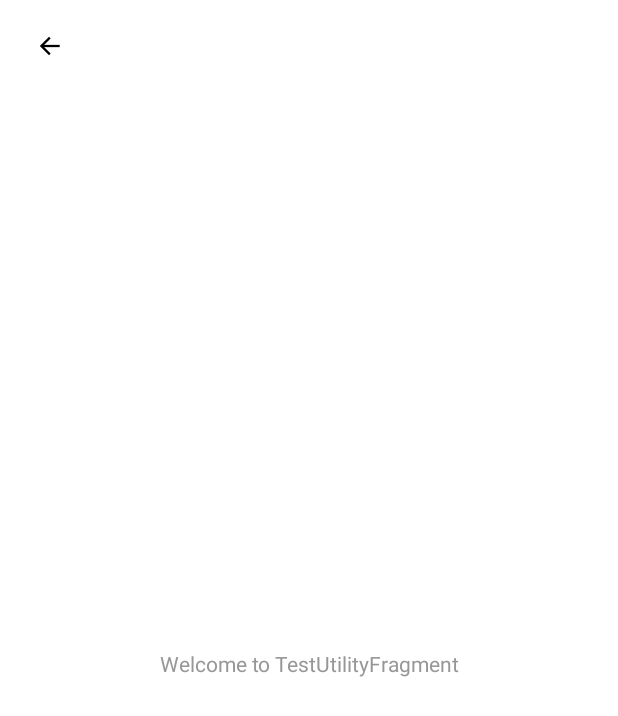
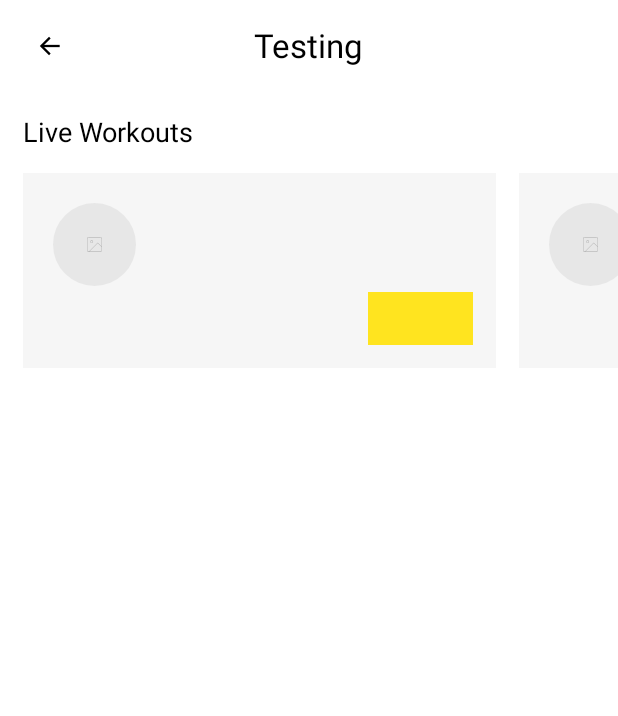
Before and after one commit to hyfn/trx-consumer-android, an Android app: the layout fragment_test_utility.xml on its own in the app's theme, with its tools: preview values and no code run, on a phone screen of 412 x 824 dp. Shown: the top 716 px of the screen. Run offline under Robolectric (Android 15) with nearby library versions, the phone set to English and light mode, and no system bars.

Commit message:
Display live workouts in test utility

```diff
--- a/app/src/main/java/com/trx/consumer/core/MainActivity.kt
+++ b/app/src/main/java/com/trx/consumer/core/MainActivity.kt
@@ -17,6 +17,6 @@ class MainActivity : AppCompatActivity() {
 
     private fun start() {
         findViewById<BottomNavigationView>(R.id.tabBar).itemIconTintList = null
-        NavigationManager.shared.launch(this, false)
+        NavigationManager.shared.launch(this, true)
     }
 }
--- a/app/src/main/res/layout/fragment_test_utility.xml
+++ b/app/src/main/res/layout/fragment_test_utility.xml
@@ -1,8 +1,10 @@
 <?xml version="1.0" encoding="utf-8"?>
 <com.trx.consumer.common.CommonView xmlns:android="http://schemas.android.com/apk/res/android"
     xmlns:app="http://schemas.android.com/apk/res-auto"
+    xmlns:tools="http://schemas.android.com/tools"
     android:layout_width="match_parent"
     android:layout_height="match_parent"
+    android:translationZ="1dp"
     app:backgroundColor="@color/white">
 
     <com.trx.consumer.common.CommonView
@@ -22,22 +24,53 @@
             app:layout_constraintStart_toStartOf="parent"
             app:layout_constraintTop_toTopOf="parent" />
 
+        <com.trx.consumer.common.CommonLabel
+            style="@style/MatchParentEdgesViewStyle"
+            android:layout_width="wrap_content"
+            android:layout_height="wrap_content"
+            android:text="@string/test_utility_nav_bar_title_label"
+            android:textColor="@color/black"
+            android:textSize="22sp" />
+
     </com.trx.consumer.common.CommonView>
+
+    <androidx.core.widget.NestedScrollView
+        android:layout_width="match_parent"
+        android:layout_height="0dp"
+        app:layout_constraintBottom_toBottomOf="parent"
+        app:layout_constraintTop_toBottomOf="@id/viewNavBar">
 
         <com.trx.consumer.common.CommonView
             android:id="@+id/viewContent"
             android:layout_width="match_parent"
             android:layout_height="0dp"
-        app:layout_constraintTop_toBottomOf="@id/viewNavBar"
-        app:layout_constraintBottom_toBottomOf="parent">
+            app:layout_constraintBottom_toBottomOf="parent"
+            app:layout_constraintTop_toBottomOf="@id/viewNavBar">
 
             <com.trx.consumer.common.CommonLabel
-            style="@style/MatchParentEdgesViewStyle"
+                android:id="@+id/lblLiveWorkouts"
                 android:layout_width="wrap_content"
                 android:layout_height="wrap_content"
-            android:text="Welcome to TestUtilityFragment" />
+                android:layout_marginStart="15dp"
+                android:layout_marginTop="15dp"
+                android:text="@string/test_utility_live_workout_section_label"
+                android:textColor="@color/black"
+                android:textSize="18sp"
+                app:layout_constraintStart_toStartOf="parent"
+                app:layout_constraintTop_toTopOf="parent" />
 
+            <com.trx.consumer.common.CommonRecyclerView
+                android:id="@+id/rvLiveWorkouts"
+                android:layout_width="match_parent"
+                android:layout_height="wrap_content"
+                android:layout_marginTop="15dp"
+                android:orientation="horizontal"
+                app:layoutManager="androidx.recyclerview.widget.LinearLayoutManager"
+                app:layout_constraintTop_toBottomOf="@id/lblLiveWorkouts"
+                tools:listitem="@layout/row_live_workout_collection" />
 
         </com.trx.consumer.common.CommonView>
 
+    </androidx.core.widget.NestedScrollView>
+
 </com.trx.consumer.common.CommonView>
--- a/app/src/main/res/values/colors.xml
+++ b/app/src/main/res/values/colors.xml
@@ -6,10 +6,10 @@
     <color name="blackRussian">#111113</color>
     <color name="white" tools:override="true">#FFFFFF</color>
 
-    <color name="greyDarkExtra">#262626</color>
+    <color name="greyDarkExtra">#6D6D6D</color>
     <color name="greyDark">#888888</color>
-    <color name="grey">#D0D0D0</color>
-    <color name="greyLight">#E5E5E5</color>
+    <color name="grey">#A7A7A7</color>
+    <color name="greyLight">#ECECEC</color>
     <color name="greyLightExtra">#F6F6F6</color>
 
     <color name="blueDark">#2E496C</color>
--- a/app/src/main/res/values/strings.xml
+++ b/app/src/main/res/values/strings.xml
@@ -48,4 +48,7 @@
     <string name="tab_live">LIVE</string>
     <string name="tab_on_demand">ON DEMAND</string>
 
+    <string name="test_utility_nav_bar_title_label">Testing</string>
+    <string name="test_utility_live_workout_section_label">Live Workouts</string>
+
 </resources>
```
Also changed, not shown: app/src/main/java/com/trx/consumer/screens/liveworkout/LiveWorkoutAdapter.kt (+64 -1 lines), app/src/main/java/com/trx/consumer/screens/liveworkout/LiveWorkoutListener.kt (+7 -1 lines), app/src/main/java/com/trx/consumer/screens/liveworkout/LiveWorkoutViewHolder.kt (+28 -1 lines), app/src/main/java/com/trx/consumer/screens/testutility/TestUtilityFragment.kt (+19 -1 lines), app/src/main/java/com/trx/consumer/screens/testutility/TestUtilityViewModel.kt (+17 -1 lines), app/src/main/java/com/trx/consumer/views/EmptyViewHolder.kt (added, +17 -0 lines), app/src/main/res/layout/row_empty.xml (+4 -4 lines). Lines whose indentation alone changed are shown as unchanged.
